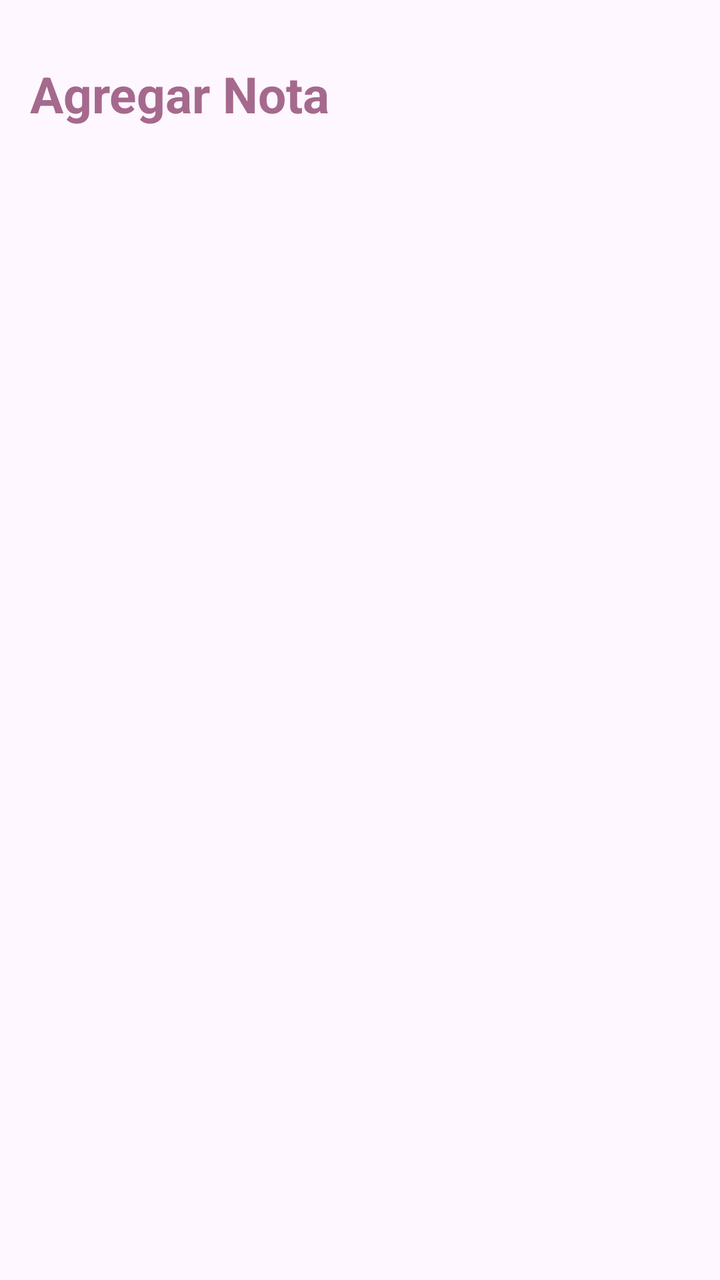
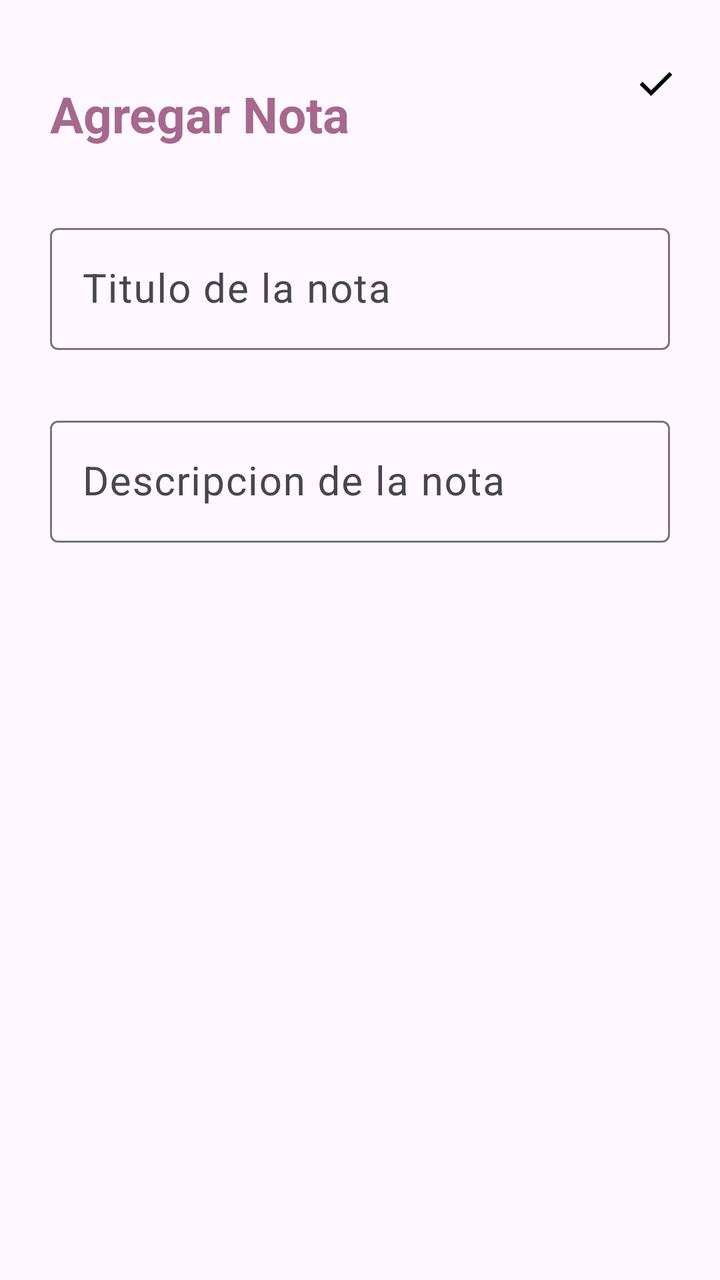

The first picture is an Android layout as it rendered before a commit; the second is the same layout after the commit. The layout source and the unified diff follow.
<!-- AndroidManifest.xml: application theme Theme.NotasAppSQLite -->
<!-- res/layout/activity_agregar_nota.xml -->
<?xml version="1.0" encoding="utf-8"?>
<RelativeLayout
    xmlns:android="http://schemas.android.com/apk/res/android"
    xmlns:app="http://schemas.android.com/apk/res-auto"
    xmlns:tools="http://schemas.android.com/tools"
    android:id="@+id/main"
    android:layout_width="match_parent"
    android:layout_height="match_parent"
    android:orientation="vertical"
    android:padding="15dp"
    tools:context=".AgregarNotaActivity">
    
    <TextView
        android:id="@+id/txtAgregarNota"
        android:text="@string/txtAgregarNota"
        android:textStyle="bold"
        android:layout_width="wrap_content"
        android:layout_height="wrap_content"
        android:layout_alignParentTop="true"
        android:layout_marginTop="15dp"
        android:textColor="@color/morado"
        android:textSize="25sp"
        />

    <ImageView
        android:layout_alignParentEnd="true"
        android:layout_marginEnd="5dp"
        android:layout_width="wrap_content"
        android:layout_height="wrap_content"
        />
</RelativeLayout>
<!-- resources referenced by this layout -->
<resources>
  <color name="morado">#A5698D</color>
  <string name="txtAgregarNota">Agregar Nota</string>
  <style name="Theme.NotasAppSQLite" parent="Base.Theme.NotasAppSQLite" />
  <style name="Base.Theme.NotasAppSQLite" parent="Theme.Material3.DayNight.NoActionBar">
          
          <item name="colorPrimary">@color/morado</item>
          <item name="colorPrimaryVariant">@color/morado</item>
          <item name="android:statusBarColor">@color/morado</item>
      </style>
</resources>

<!-- the commit's change to res/layout/activity_agregar_nota.xml (unified diff, before → after) -->
@@ -20,12 +20,50 @@
         android:layout_marginTop="15dp"
         android:textColor="@color/morado"
         android:textSize="25sp"
+        android:padding="10dp"
         />
 
     <ImageView
+        android:id="@+id/ivGuardarNota"
+        android:src="@drawable/ic_check"
+        android:layout_alignTop="@id/txtAgregarNota"
         android:layout_alignParentEnd="true"
         android:layout_marginEnd="5dp"
         android:layout_width="wrap_content"
         android:layout_height="wrap_content"
         />
+
+    <com.google.android.material.textfield.TextInputLayout
+        android:id="@+id/TILTitulo"
+        android:layout_width="match_parent"
+        android:layout_height="wrap_content"
+        android:layout_below="@id/txtAgregarNota"
+        android:layout_marginTop="15dp"
+        android:padding="10dp">
+        
+        <EditText
+            android:id="@+id/etTitulo"
+            android:hint="@string/etTitulo"
+            android:maxLines="1"
+            android:textSize="20sp"
+            android:layout_width="match_parent"
+            android:layout_height="wrap_content"
+
+            />
+    </com.google.android.material.textfield.TextInputLayout>
+
+    <com.google.android.material.textfield.TextInputLayout
+        android:layout_width="match_parent"
+        android:layout_height="wrap_content"
+        android:layout_below="@id/TILTitulo"
+        android:layout_marginTop="10dp"
+        android:padding="10dp">
+
+        <EditText
+            android:id="@+id/etDescripcion"
+            android:hint="@string/etDescripcion"
+            android:textSize="20sp"
+            android:layout_width="match_parent"
+            android:layout_height="wrap_content"/>
+    </com.google.android.material.textfield.TextInputLayout>
 </RelativeLayout>
<!-- resource entries referenced after the edit -->
@@ -1,6 +1,14 @@
 <!-- resources referenced by this layout -->
 <resources>
   <color name="morado">#A5698D</color>
+  <!-- drawable ic_check (drawable) -->
+  <vector xmlns:android="http://schemas.android.com/apk/res/android" android:height="24dp" android:tint="#000000" android:viewportHeight="960" android:viewportWidth="960" android:width="24dp">
+        
+      <path android:fillColor="@android:color/white" android:pathData="M382,720L154,492L211,435L382,606L749,239L806,296L382,720Z"/>
+      
+  </vector>
+  <string name="etDescripcion">Descripcion de la nota</string>
+  <string name="etTitulo">Titulo de la nota</string>
   <string name="txtAgregarNota">Agregar Nota</string>
   <style name="Theme.NotasAppSQLite" parent="Base.Theme.NotasAppSQLite" />
   <style name="Base.Theme.NotasAppSQLite" parent="Theme.Material3.DayNight.NoActionBar">
